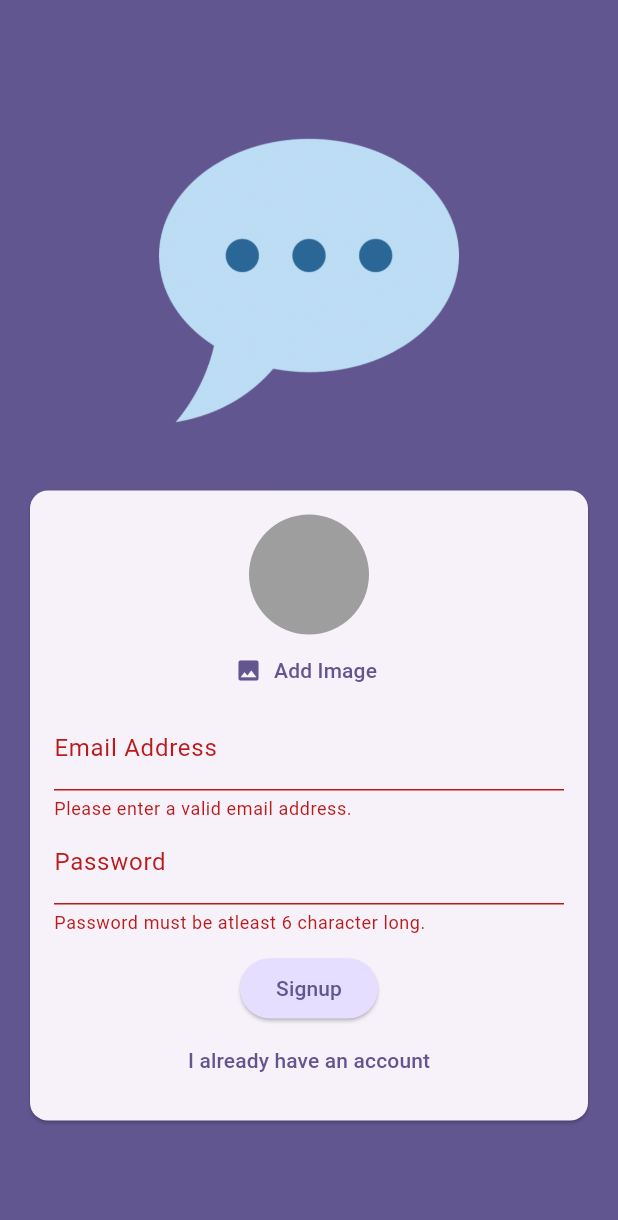
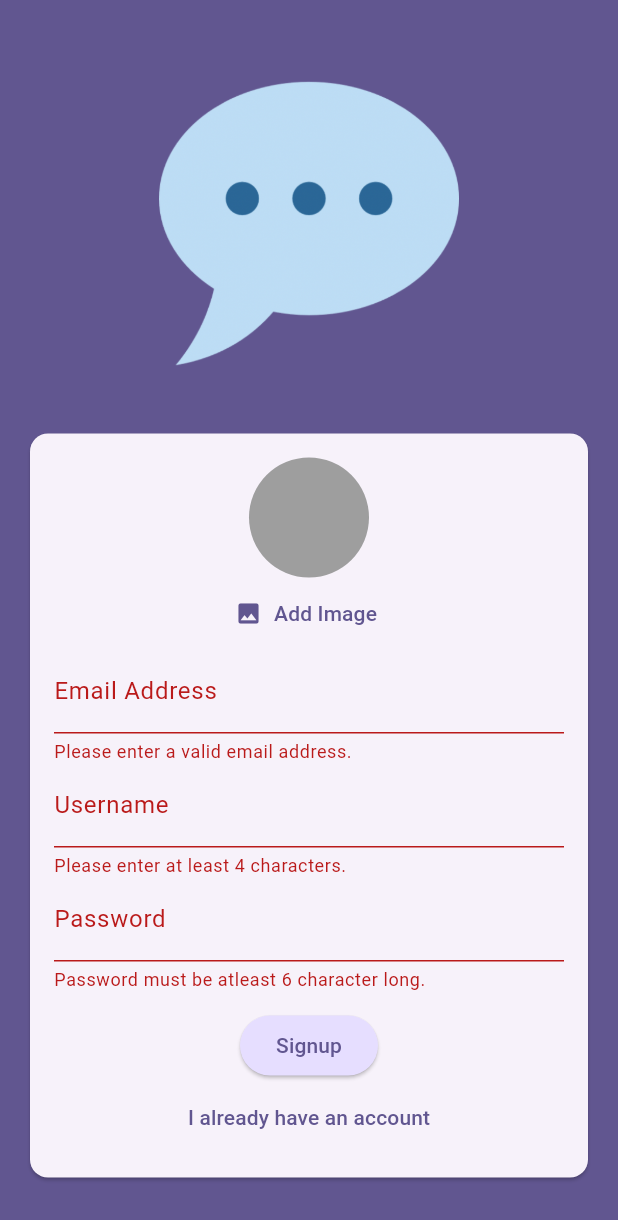
Before and after one commit to asif809999/chatting_application, a Flutter app: the screen it shows after launch, after a tap on "Login", after a tap on "Create an account", after a tap on "Signup", on a phone screen of 412 x 824 dp. Shown: the top 1220 px of the screen. Run offline on Flutter 3.47's test engine with Material 3 defaults, Android fonts, the phone set to English and light mode, and no system bars; our stand-ins replace cloud_firestore, firebase_auth, firebase_core, firebase_storage, image_picker; accounts and stored records are empty.

Commit message:
username added into auth.dart with firestore functionality 14.21

```diff
--- a/lib/screens/auth.dart
+++ b/lib/screens/auth.dart
@@ -25,6 +25,7 @@ class _AuthScreenState extends State<AuthScreen> {
   var _enteredPassword = '';
   File? _selectedImage;
   var _isAuthenticating = false;
+  var _enteredUsername = '';
 
   void _submit() async {
     final isValid = _formKey.currentState!.validate();
@@ -57,7 +58,7 @@ class _AuthScreenState extends State<AuthScreen> {
             .collection('users')
             .doc(userCredentials.user!.uid)
             .set({
-          'username': 'to be done..',
+          'username': _enteredUsername,
           'email': _enteredEmail,
           'image_url': imageUrl
         });
@@ -126,6 +127,23 @@ class _AuthScreenState extends State<AuthScreen> {
                               _enteredEmail = value!;
                             },
                           ),
+                          if (!_isLogin)
+                            TextFormField(
+                              enableSuggestions: false,
+                              decoration:
+                                  const InputDecoration(labelText: 'Username'),
+                              validator: (value) {
+                                if (value == null ||
+                                    value.isEmpty ||
+                                    value.trim().length < 4) {
+                                  return 'Please enter at least 4 characters.';
+                                }
+                                return null;
+                              },
+                              onSaved: (value) {
+                                _enteredUsername = value!;
+                              },
+                            ),
                           TextFormField(
                             decoration:
                                 const InputDecoration(labelText: 'Password'),
```
